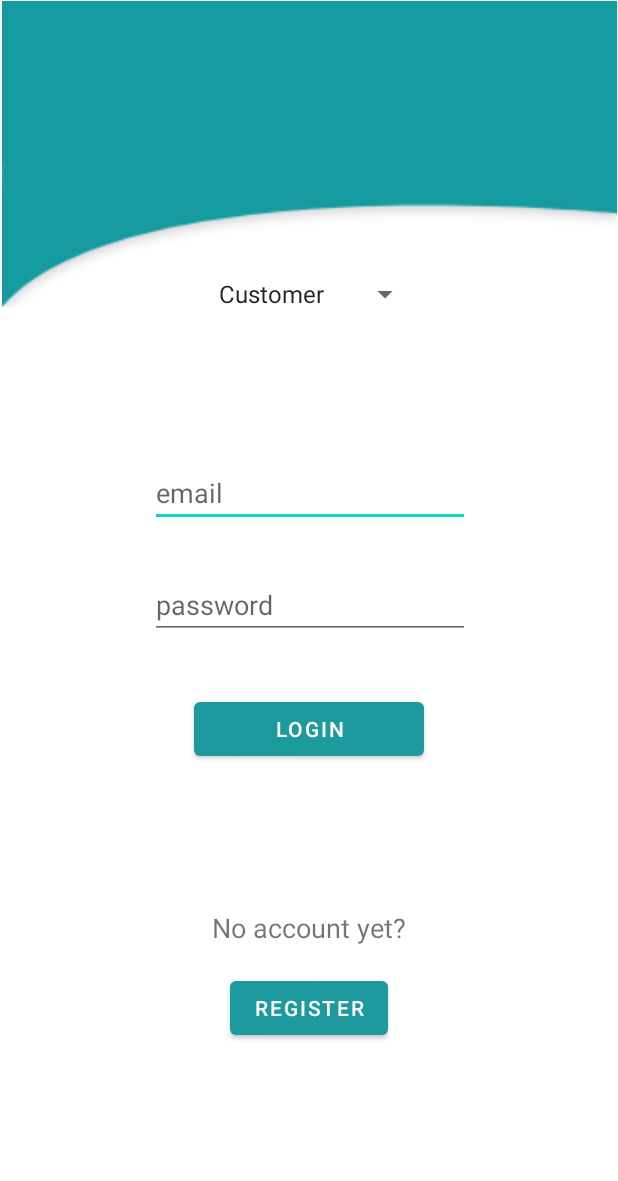
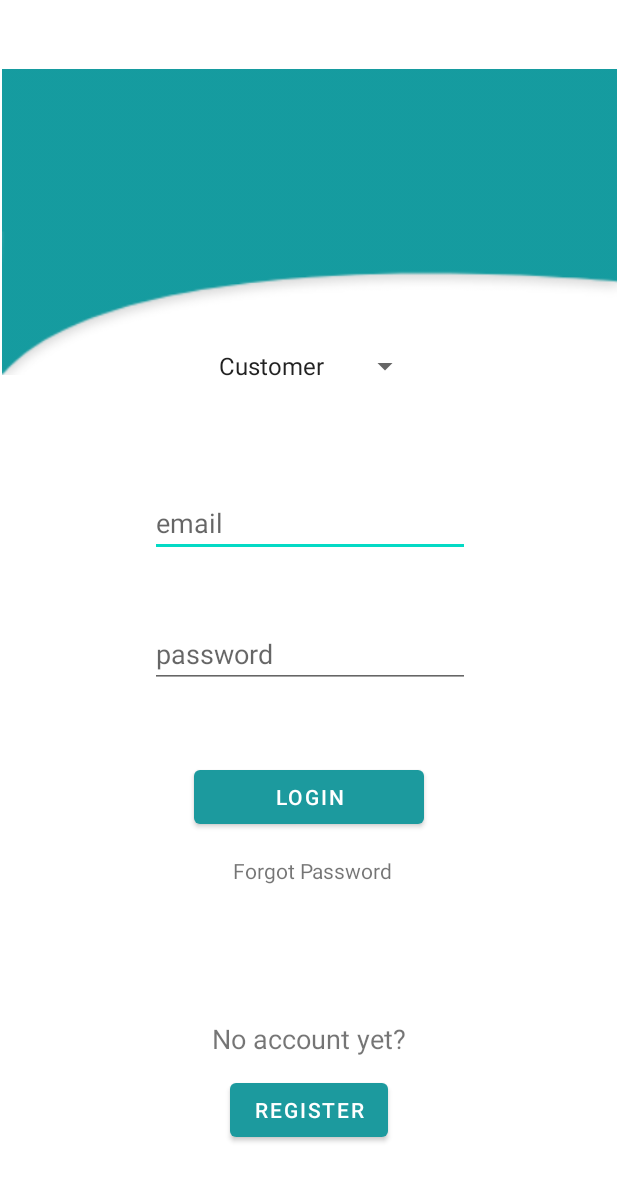
Before and after one commit to crimsoncritter/senior_capstone, an Android app: the screen it shows after launch (Login), after a tap on "LOGIN", on a phone screen of 412 x 824 dp. Shown: the top 1181 px of the screen. Run offline under Robolectric (Android 15) with nearby library versions, the phone set to English and light mode, and no system bars; our stand-ins replace Firebase (no records; nobody signed in at launch, a user with empty details on screens opened directly).

Commit message:
login and registration

```diff
--- a/app/src/main/AndroidManifest.xml
+++ b/app/src/main/AndroidManifest.xml
@@ -9,7 +9,8 @@
         android:roundIcon="@mipmap/ic_launcher_round"
         android:supportsRtl="true"
         android:theme="@style/Theme.CartAssist">
-        <activity android:name=".CartRequest"></activity>
+        <activity android:name=".ResetPass"></activity>
+        <activity android:name=".CartRequest" />
         <activity android:name=".CreateAccount" />
         <activity android:name=".Login" />
         <activity android:name=".MainActivity">
--- a/app/src/main/java/com/example/cartassist/Login.java
+++ b/app/src/main/java/com/example/cartassist/Login.java
@@ -1,24 +1,37 @@
 package com.example.cartassist;
 
 import com.example.cartassist.ApiService;
+import com.google.android.gms.tasks.OnCompleteListener;
+import com.google.android.gms.tasks.Task;
+import com.google.firebase.auth.AuthResult;
+import com.google.firebase.auth.FirebaseAuth;
 
+import androidx.annotation.NonNull;
 import androidx.appcompat.app.AppCompatActivity;
 
 import android.content.Intent;
 import android.os.Bundle;
+import android.util.Patterns;
 import android.view.View;
 import android.widget.AdapterView;
 import android.widget.ArrayAdapter;
 import android.widget.Button;
+import android.widget.EditText;
 import android.widget.Spinner;
 import android.widget.TextView;
+import android.widget.Toast;
+
+import org.w3c.dom.Text;
 
 public class Login extends AppCompatActivity {
     String userType;
     Button loginBut;
     Button regBut;
     Spinner logSpinner;
-    ApiService apiService = new ApiService();
+    private EditText emailED, passwordED;
+    private TextView forgotPassword;
+
+    private FirebaseAuth mAuth;
 
     @Override
     protected void onCreate(Bundle savedInstanceState) {
@@ -30,6 +43,12 @@ public class Login extends AppCompatActivity {
         loginBut = (Button)findViewById(R.id.button3);
         regBut = (Button)findViewById(R.id.button4);
         logSpinner = (Spinner) findViewById(R.id.spinner);
+
+        emailED = (EditText)findViewById(R.id.editTextEmailAddressL);
+        passwordED = (EditText)findViewById(R.id.editTextPasswordL);
+        forgotPassword = (TextView)findViewById(R.id.fp);
+
+        mAuth = FirebaseAuth.getInstance();
 
         ArrayAdapter<String> logAdapter = new ArrayAdapter<String>(Login.this,
                 android.R.layout.simple_list_item_1, getResources().getStringArray(R.array.login_array));
@@ -60,12 +79,7 @@ public class Login extends AppCompatActivity {
         loginBut.setOnClickListener(new View.OnClickListener() {
             @Override
             public void onClick(View v) {
-                // Decide what happens when the login button is clicked
-                try {
-                    // apiService.login(email, password);
-                } catch (Exception ex) {
-                    // Maybe display a message on the UI here
-                }
+                userLogin();
             }
         });
 
@@ -75,10 +89,64 @@ public class Login extends AppCompatActivity {
                 openCreateAccountActivity();
             }
         });
+
+        forgotPassword.setOnClickListener(new View.OnClickListener() {
+            @Override
+            public void onClick(View v) {
+                openResetPass();
+            }
+        });
+    }
+
+    public void openResetPass(){
+        Intent intent = new Intent(this, ResetPass.class);
+        startActivity(intent);
     }
 
     public void openCreateAccountActivity(){
         Intent intent = new Intent(this, CreateAccount.class);
         startActivity(intent);
     }
+
+    private void userLogin(){
+        String email = emailED.getText().toString().trim();
+        String password = passwordED.getText().toString().trim();
+
+        if(email.isEmpty()){
+            emailED.setError("email is required");
+            emailED.requestFocus();
+            return;
+        }
+
+        if(!Patterns.EMAIL_ADDRESS.matcher(email).matches()){
+            emailED.setError("Please provide valid email");
+            emailED.requestFocus();
+            return;
+        }
+
+        if(password.isEmpty()){
+            passwordED.setError("email is required");
+            passwordED.requestFocus();
+            return;
+        }
+
+        if(password.length()<6){
+            passwordED.setError("password must be a minimum of 6 characters");
+            passwordED.requestFocus();
+            return;
+        }
+
+        mAuth.signInWithEmailAndPassword(email,password).addOnCompleteListener(new OnCompleteListener<AuthResult>() {
+            @Override
+            public void onComplete(@NonNull Task<AuthResult> task) {
+
+                if(task.isSuccessful()){
+                    startActivity(new Intent(Login.this,MainActivity.class));
+                }else{
+                    Toast.makeText(Login.this, "Failed to login, please check your credentials",Toast.LENGTH_LONG).show();
+                }
+
+            }
+        });
+    }
 }
--- a/app/src/main/java/com/example/cartassist/MainActivity.java
+++ b/app/src/main/java/com/example/cartassist/MainActivity.java
@@ -7,20 +7,43 @@ import android.os.Bundle;
 import android.view.View;
 import android.widget.Button;
 
+import com.google.firebase.auth.FirebaseAuth;
+import com.google.firebase.auth.FirebaseUser;
+
 public class MainActivity extends AppCompatActivity {
     private Button logButton;
     private Button reqButton;
+    private FirebaseUser user;
+    private boolean loggedIn;
 
     @Override
     protected void onCreate(Bundle savedInstanceState) {
         super.onCreate(savedInstanceState);
         setContentView(R.layout.activity_main);
+        user = FirebaseAuth.getInstance().getCurrentUser();
         logButton = (Button) findViewById(R.id.button);
         reqButton = (Button) findViewById(R.id.button2);
+
+        if(user != null){
+            logButton.setText("Logout");
+            loggedIn = true;
+        }
+        else{
+            logButton.setText("Login");
+            loggedIn = false;
+        }
+        //logButton.setVisibility(View.GONE);
         logButton.setOnClickListener(new View.OnClickListener() {
             @Override
             public void onClick(View v) {
-                openLoginActivity();
+                if(!loggedIn) {
+                    openLoginActivity();
+                }
+                else{
+                    FirebaseAuth.getInstance().signOut();
+                    logButton.setText("Login");
+                    loggedIn = false;
+                }
             }
         });
         reqButton.setOnClickListener(new View.OnClickListener() {
--- a/app/src/main/res/layout/activity_login.xml
+++ b/app/src/main/res/layout/activity_login.xml
@@ -9,15 +9,17 @@
     <ImageView
         android:id="@+id/navHeader3"
         android:layout_width="410dp"
-        android:layout_height="205dp"
+        android:layout_height="0dp"
+        android:layout_marginBottom="211dp"
         android:contentDescription="@string/navhead"
+        app:layout_constraintBottom_toTopOf="@+id/button3"
         app:layout_constraintEnd_toEndOf="parent"
         app:layout_constraintStart_toStartOf="parent"
         app:layout_constraintTop_toTopOf="parent"
         app:srcCompat="@drawable/header_bg" />
 
     <EditText
-        android:id="@+id/editTextTextEmailAddress"
+        android:id="@+id/editTextEmailAddressL"
         android:layout_width="wrap_content"
         android:layout_height="wrap_content"
         android:layout_marginTop="313dp"
@@ -26,14 +28,14 @@
         android:ems="10"
         android:hint="@string/email"
         android:inputType="textEmailAddress"
-        app:layout_constraintBottom_toTopOf="@+id/editTextTextPassword"
+        app:layout_constraintBottom_toTopOf="@+id/editTextPasswordL"
         app:layout_constraintEnd_toEndOf="parent"
         app:layout_constraintHorizontal_bias="0.502"
         app:layout_constraintStart_toStartOf="parent"
         app:layout_constraintTop_toTopOf="parent" />
 
     <EditText
-        android:id="@+id/editTextTextPassword"
+        android:id="@+id/editTextPasswordL"
         android:layout_width="wrap_content"
         android:layout_height="wrap_content"
         android:layout_marginBottom="36dp"
@@ -42,47 +44,49 @@
         android:hint="@string/password"
         android:inputType="textPassword"
         app:layout_constraintBottom_toTopOf="@+id/button3"
-        app:layout_constraintStart_toStartOf="@+id/editTextTextEmailAddress"
-        app:layout_constraintTop_toBottomOf="@+id/editTextTextEmailAddress" />
+        app:layout_constraintStart_toStartOf="@+id/editTextEmailAddressL"
+        app:layout_constraintTop_toBottomOf="@+id/editTextEmailAddressL" />
 
     <Button
         android:id="@+id/button3"
         android:layout_width="153dp"
         android:layout_height="wrap_content"
-        android:layout_marginBottom="103dp"
+        android:layout_marginBottom="15dp"
         android:text="@string/Login"
-        app:layout_constraintBottom_toTopOf="@+id/textView2"
+        app:layout_constraintBottom_toTopOf="@+id/fp"
         app:layout_constraintEnd_toEndOf="parent"
         app:layout_constraintStart_toStartOf="parent"
-        app:layout_constraintTop_toBottomOf="@+id/editTextTextPassword" />
+        app:layout_constraintTop_toBottomOf="@+id/navHeader3" />
 
     <TextView
         android:id="@+id/textView2"
         android:layout_width="wrap_content"
         android:layout_height="wrap_content"
-        android:layout_marginBottom="17dp"
+        android:layout_marginBottom="11dp"
         android:text="@string/noAccount"
         android:textSize="18sp"
         app:layout_constraintBottom_toTopOf="@+id/button4"
         app:layout_constraintEnd_toEndOf="parent"
-        app:layout_constraintStart_toStartOf="parent" />
+        app:layout_constraintStart_toStartOf="parent"
+        app:layout_constraintTop_toBottomOf="@+id/fp" />
 
     <Button
         android:id="@+id/button4"
         android:layout_width="wrap_content"
         android:layout_height="wrap_content"
         android:layout_marginStart="12dp"
-        android:layout_marginBottom="128dp"
+        android:layout_marginBottom="60dp"
         android:text="@string/register"
         app:layout_constraintBottom_toBottomOf="parent"
-        app:layout_constraintStart_toStartOf="@+id/textView2" />
+        app:layout_constraintStart_toStartOf="@+id/textView2"
+        app:layout_constraintTop_toBottomOf="@+id/textView2" />
 
     <Spinner
         android:id="@+id/spinner"
         android:layout_width="wrap_content"
         android:layout_height="wrap_content"
         android:layout_marginStart="41dp"
-        android:layout_marginTop="172dp"
+        android:layout_marginTop="220dp"
         android:layout_marginEnd="41dp"
         android:visibility="visible"
         app:layout_constraintEnd_toEndOf="parent"
@@ -90,4 +94,15 @@
         app:layout_constraintStart_toStartOf="parent"
         app:layout_constraintTop_toTopOf="parent" />
 
+    <TextView
+        android:id="@+id/fp"
+        android:layout_width="wrap_content"
+        android:layout_height="wrap_content"
+        android:layout_marginStart="26dp"
+        android:layout_marginBottom="90dp"
+        android:text="@string/fp"
+        app:layout_constraintBottom_toTopOf="@+id/textView2"
+        app:layout_constraintStart_toStartOf="@+id/button3"
+        app:layout_constraintTop_toBottomOf="@+id/button3" />
+
 </androidx.constraintlayout.widget.ConstraintLayout>
--- a/app/src/main/res/values/strings.xml
+++ b/app/src/main/res/values/strings.xml
@@ -13,6 +13,8 @@
     <string name="model">Model (optional)</string>
     <string name="carcolor">Color (optional)</string>
     <string name="create">Create Account</string>
+    <string name="fp">Forgot Password</string>
+    <string name="rp">Reset Password</string>
     <string name="instruction">Input your car info so the attendant can find your car</string>
     <string-array name="login_array">
         <item>Customer</item>
--- a/build.gradle
+++ b/build.gradle
@@ -6,6 +6,7 @@ buildscript {
     }
     dependencies {
         classpath "com.android.tools.build:gradle:4.1.2"
+        classpath 'com.google.gms:google-services:4.3.5'
 
         // NOTE: Do not place your application dependencies here; they belong
         // in the individual module build.gradle files
```
Also changed, not shown: app/build.gradle (+11 -0 lines), app/src/main/java/com/example/cartassist/CartRequest.java (+35 -0 lines), app/src/main/java/com/example/cartassist/CreateAccount.java (+126 -0 lines), app/src/main/java/com/example/cartassist/ResetPass.java (added, +65 -0 lines), app/src/main/java/com/example/cartassist/User.java (added, +16 -0 lines), app/src/main/res/layout/activity_cart_request.xml (+12 -12 lines), app/src/main/res/layout/activity_create_account.xml (+16 -16 lines), app/src/main/res/layout/activity_reset_pass.xml (added, +45 -0 lines), 1 other file.
